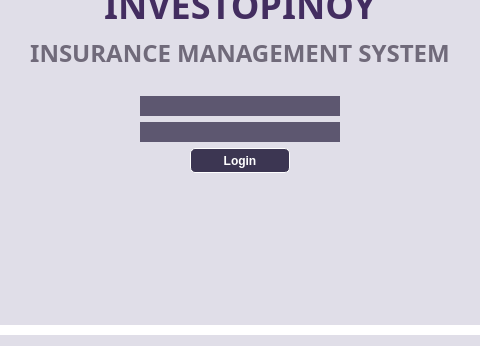
First picture: the form in QtGUI/login.ui, repository Ponard/InvestoPinoy, before the edit; both pictures show x 240 to 720 and y 194 to 540 of the 960 by 540 pixel window.
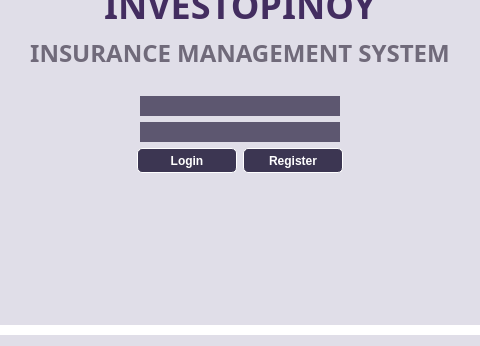
Second picture: the form after the edit.

What changed in the file:
```diff
--- a/QtGUI/login.ui
+++ b/QtGUI/login.ui
@@ -726,6 +726,52 @@
           </property>
          </widget>
         </item>
+        <item>
+         <widget class="QPushButton" name="register_button">
+          <property name="sizePolicy">
+           <sizepolicy hsizetype="Minimum" vsizetype="Fixed">
+            <horstretch>0</horstretch>
+            <verstretch>0</verstretch>
+           </sizepolicy>
+          </property>
+          <property name="minimumSize">
+           <size>
+            <width>100</width>
+            <height>25</height>
+           </size>
+          </property>
+          <property name="font">
+           <font>
+            <bold>true</bold>
+           </font>
+          </property>
+          <property name="layoutDirection">
+           <enum>Qt::LayoutDirection::LeftToRight</enum>
+          </property>
+          <property name="styleSheet">
+           <string notr="true">QPushButton
+{
+	background-color: rgb(60,54,82);
+	border: 1px solid white;
+	border-radius: 5px;
+	color: white;
+}
+QPushButton::hover
+{
+	background-color: rgba(60,54,82,204);
+}</string>
+          </property>
+          <property name="text">
+           <string>Register</string>
+          </property>
+          <property name="default">
+           <bool>false</bool>
+          </property>
+          <property name="flat">
+           <bool>false</bool>
+          </property>
+         </widget>
+        </item>
         <item>
          <spacer name="horizontalSpacer_2">
           <property name="orientation">
```
